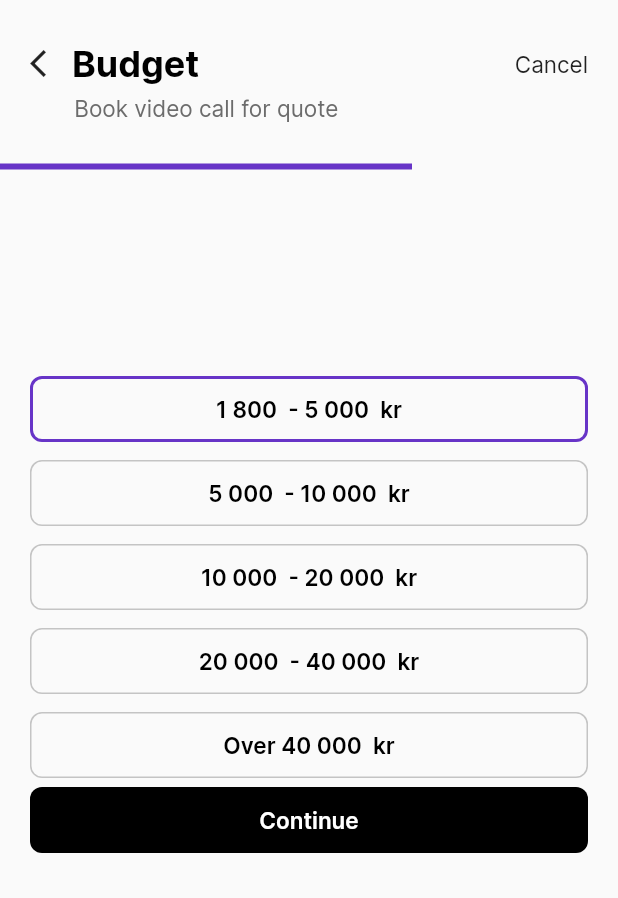
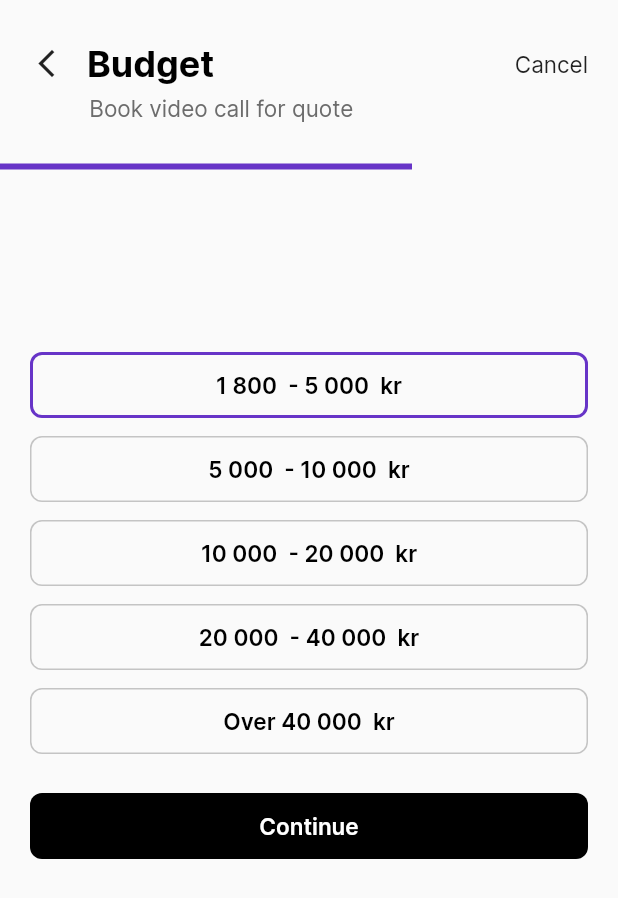
Before and after one commit to actranito/booking_flow, a Flutter app: the BookingDialogView widget shown alone on an empty page, opened directly, after a tap on "Continue", on a phone screen of 412 x 824 dp. Shown: the top 898 px of the screen. Run offline on Flutter 3.47's test engine with Material 2 defaults, Android fonts, the phone set to English and light mode, and no system bars; our stand-ins replace bloc, equatable, flutter_bloc.

Commit message:
Minor UI updates

```diff
--- a/lib/views/booking_dialog_view.dart
+++ b/lib/views/booking_dialog_view.dart
@@ -168,9 +168,12 @@ class _BookingDialogViewState extends State<BookingDialogView> {
                   child: Container(),
                 ),
                 this.getStepView(bookingInfo),
-                CustomButton(
-                  title: 'Continue',
-                  onPressed: this.incrementStepIndex,
+                Padding(
+                  padding: const EdgeInsets.symmetric(vertical: 20.0),
+                  child: CustomButton(
+                    title: 'Continue',
+                    onPressed: this.incrementStepIndex,
+                  ),
                 ),
                 Expanded(
                   flex: 3,
--- a/lib/widgets/booking_dialog_appbar.dart
+++ b/lib/widgets/booking_dialog_appbar.dart
@@ -35,7 +35,7 @@ class BookingDialogAppBar extends StatelessWidget {
     // These const values are used to align the subtitle with the title
     // horizontally
     const double backButtonSize = 22.0;
-    const double titleLeftPadding = 6.0;
+    const double titleLeftPadding = 16.0;
     Size screenSize = MediaQuery.of(context).size;
     return Column(
       crossAxisAlignment: CrossAxisAlignment.start,
@@ -50,10 +50,10 @@ class BookingDialogAppBar extends StatelessWidget {
                 children: [
                   if (this.showBackButton)
                     // Back Button
-                    GestureDetector(
+                    InkWell(
                       onTap: this.onBackButtonPressed,
                       child: Icon(
-                        Icons.arrow_back_ios,
+                        Icons.arrow_back_ios_new,
                         size: backButtonSize,
                       ),
                     ),
--- a/lib/widgets/select_one_dialog.dart
+++ b/lib/widgets/select_one_dialog.dart
@@ -6,18 +6,26 @@ import 'package:flutter/material.dart';
 class SelectOneDialog extends StatelessWidget {
   final List<String> options;
   final Function onSelected;
-  final int? selectedIndex;
+  final int selectedIndex;
 
+  /// Constructor for this widget.
+  /// Parameters:
+  ///   options -> List<String> containing the string to be displayed on each
+  ///              option.
+  ///   onSelected -> The function to be executed each time an option is clicked.
+  ///   selectedIndex -> The index that is currently selected
   const SelectOneDialog({
     Key? key,
     required this.options,
     required this.onSelected,
-    this.selectedIndex,
+    required this.selectedIndex,
   }) : super(key: key);
 
   @override
   Widget build(BuildContext context) {
     return ListView.builder(
+      padding: EdgeInsets.zero,
+      physics: NeverScrollableScrollPhysics(),
       shrinkWrap: true,
       itemCount: this.options.length,
       itemBuilder: (_, index) {
```
